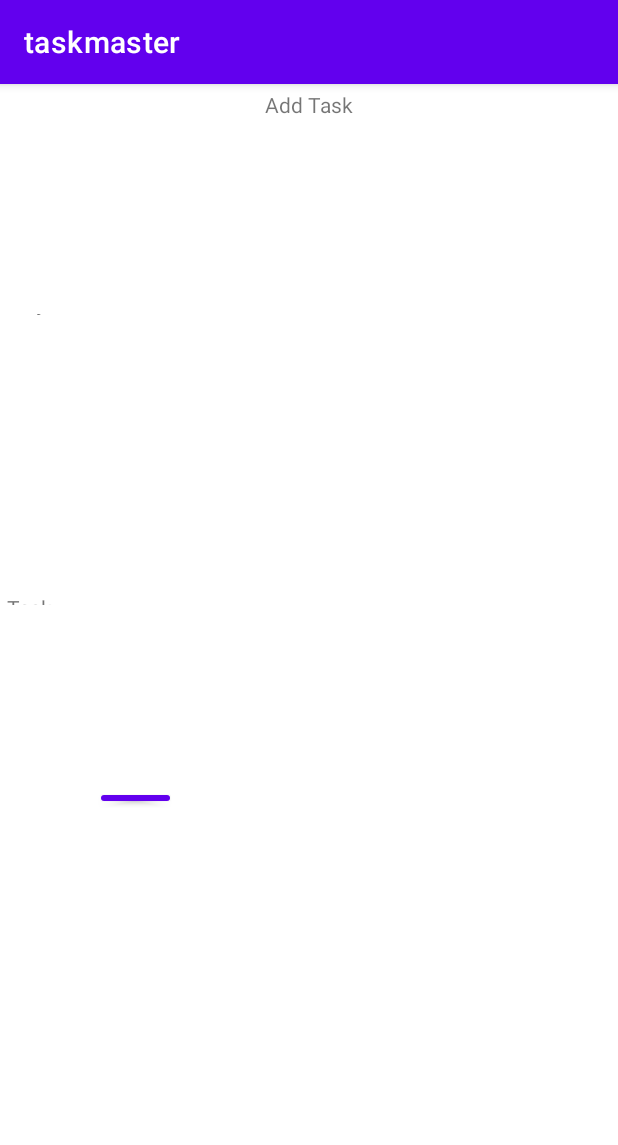
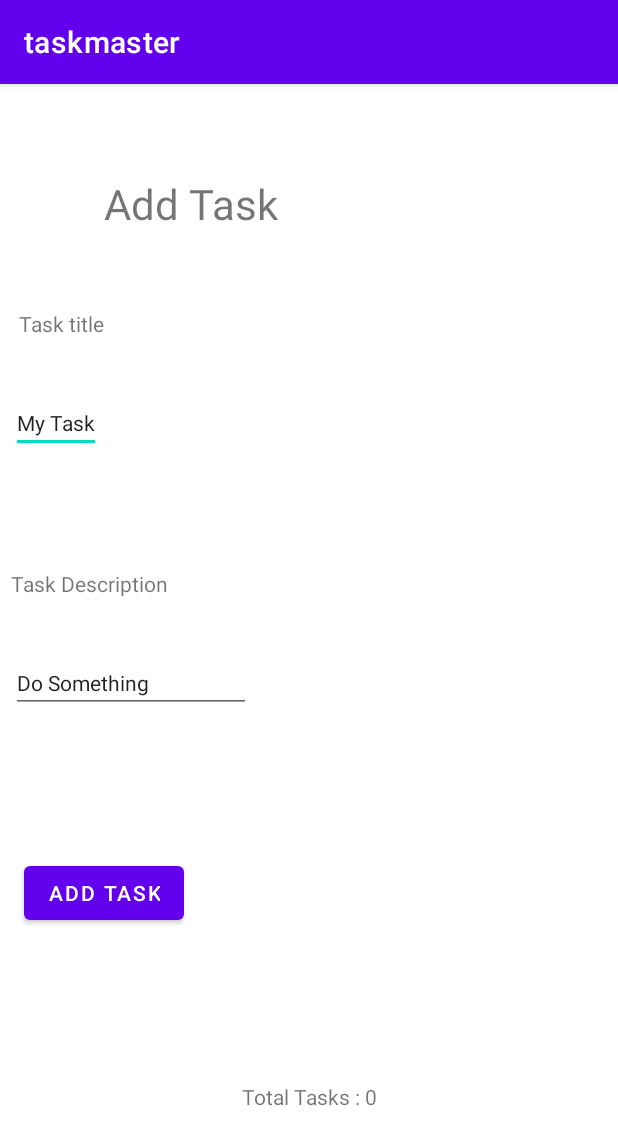
Before and after one commit to Manar-Alzoubi/taskmaster, an Android app: the addTask screen opened directly, with no data from a screen before it, on a phone screen of 412 x 824 dp. Shown: the top 1145 px of the screen. Run offline under Robolectric (Android 15) with nearby library versions, the phone set to English and light mode, and no system bars.

Commit message:
lab26 updated

```diff
--- a/app/src/main/java/com/example/taskmaster/MainActivity.java
+++ b/app/src/main/java/com/example/taskmaster/MainActivity.java
@@ -11,6 +11,8 @@ public class MainActivity extends AppCompatActivity {
 
     private static final String TAG = "MainActivity";
 
+
+
     @Override
     protected void onCreate(Bundle savedInstanceState) {
         super.onCreate(savedInstanceState);
@@ -18,13 +20,13 @@ public class MainActivity extends AppCompatActivity {
 
         Button addTask = findViewById(R.id.button4);
         addTask.setOnClickListener(view -> {
-            Intent addTaskActivity = new Intent(getApplicationContext() , addTask.class);
+            Intent addTaskActivity = new Intent(this , addTask.class);
             startActivity(addTaskActivity);
         });
 
         Button allTask = findViewById(R.id.button5);
         allTask.setOnClickListener(view -> {
-            Intent allTaskActivity = new Intent(getApplicationContext() , allTasks.class);
+            Intent allTaskActivity = new Intent(this , allTasks.class);
             startActivity(allTaskActivity);
         });
     }
--- a/app/src/main/res/layout/activity_add_task.xml
+++ b/app/src/main/res/layout/activity_add_task.xml
@@ -6,78 +6,70 @@
     android:layout_height="match_parent"
     tools:context=".addTask">
 
+
     <TextView
         android:id="@+id/textView5"
-        android:layout_width="38dp"
-        android:layout_height="8dp"
-        android:layout_marginStart="8dp"
-        android:layout_marginTop="8dp"
-        android:layout_marginEnd="8dp"
-        android:layout_marginBottom="8dp"
+        android:layout_width="wrap_content"
+        android:layout_height="wrap_content"
+        android:layout_marginStart="7dp"
         android:text="Task Description"
-        app:layout_constraintBottom_toBottomOf="parent"
-        app:layout_constraintEnd_toStartOf="@+id/textView6"
-        app:layout_constraintHorizontal_bias="0.5"
-        app:layout_constraintStart_toEndOf="@+id/editTextTextPersonName2"
-        app:layout_constraintTop_toTopOf="parent"
-        app:layout_constraintVertical_bias="0.445" />
+        android:textSize="14sp"
+        app:layout_constraintBottom_toTopOf="@+id/editTextTextPersonName2"
+        app:layout_constraintStart_toStartOf="parent"
+        app:layout_constraintTop_toBottomOf="@+id/editTextTextPersonName"
+         />
 
     <TextView
         android:id="@+id/textView3"
         android:layout_width="wrap_content"
         android:layout_height="wrap_content"
-        android:layout_marginStart="16dp"
-        android:layout_marginTop="4dp"
-        android:layout_marginEnd="16dp"
+        android:layout_marginTop="24dp"
+        android:layout_marginBottom="15dp"
         android:text="Add Task"
-        app:layout_constraintEnd_toEndOf="parent"
-        app:layout_constraintHorizontal_bias="0.5"
-        app:layout_constraintStart_toEndOf="@+id/button"
-        app:layout_constraintStart_toStartOf="parent"
+        android:textSize="28sp"
+        app:layout_constraintBottom_toTopOf="@+id/textView4"
+        app:layout_constraintEnd_toEndOf="@+id/textView6"
+        app:layout_constraintHorizontal_bias="0.0"
+        app:layout_constraintStart_toEndOf="@+id/textView4"
         app:layout_constraintTop_toTopOf="parent" />
 
     <TextView
         android:id="@+id/textView4"
-        android:layout_width="38dp"
-        android:layout_height="12dp"
-        android:layout_marginStart="8dp"
-        android:layout_marginEnd="8dp"
+        android:layout_width="wrap_content"
+        android:layout_height="wrap_content"
+
+        android:layout_marginStart="5dp"
         android:text="Task title"
-        app:layout_constraintEnd_toStartOf="@+id/editTextTextPersonName"
-        app:layout_constraintHorizontal_bias="0.172"
-        app:layout_constraintStart_toEndOf="@+id/textView6"
-        app:layout_constraintStart_toStartOf="parent"
-        tools:layout_editor_absoluteY="41dp" />
+        android:textSize="14sp"
+        app:layout_constraintBottom_toTopOf="@+id/editTextTextPersonName"
+        app:layout_constraintStart_toStartOf="@+id/editTextTextPersonName"
+        app:layout_constraintTop_toBottomOf="@+id/textView3" />
 
     <EditText
         android:id="@+id/editTextTextPersonName"
-        android:layout_width="65dp"
-        android:layout_height="11dp"
-        android:layout_marginStart="4dp"
-        android:layout_marginTop="8dp"
-        android:layout_marginBottom="8dp"
-        android:ems="10"
+        android:layout_width="wrap_content"
+        android:layout_height="wrap_content"
+        android:layout_marginStart="7dp"
+        android:layout_marginEnd="5dp"
+        android:layout_marginBottom="41dp"
         android:inputType="textPersonName"
         android:text="My Task"
-        app:layout_constraintBottom_toTopOf="@+id/editTextTextPersonName2"
-        app:layout_constraintEnd_toStartOf="@+id/button"
-        app:layout_constraintHorizontal_bias="0.146"
-        app:layout_constraintStart_toEndOf="@+id/textView4"
+        android:textSize="14sp"
+        app:layout_constraintBottom_toTopOf="@+id/textView5"
+        app:layout_constraintEnd_toEndOf="@+id/editTextTextPersonName2"
+        app:layout_constraintHorizontal_bias="0.0"
         app:layout_constraintStart_toStartOf="parent"
-        app:layout_constraintTop_toBottomOf="@+id/textView4"
-        app:layout_constraintVertical_bias="0.161" />
+        app:layout_constraintTop_toBottomOf="@+id/textView4" />
 
     <Button
         android:id="@+id/button"
-        android:layout_width="46dp"
-        android:layout_height="16dp"
-        android:layout_marginStart="4dp"
-        android:layout_marginTop="12dp"
+        android:layout_width="wrap_content"
+        android:layout_height="wrap_content"
+        android:layout_marginStart="16dp"
+        android:layout_marginBottom="65dp"
         android:text="Add Task"
+        android:textSize="14sp"
         app:layout_constraintBottom_toTopOf="@+id/textView6"
-        app:layout_constraintEnd_toStartOf="@+id/textView3"
-        app:layout_constraintHorizontal_bias="0.5"
-        app:layout_constraintStart_toEndOf="@+id/editTextTextPersonName"
         app:layout_constraintStart_toStartOf="parent"
         app:layout_constraintTop_toBottomOf="@+id/editTextTextPersonName2" />
 
@@ -85,31 +77,26 @@
         android:id="@+id/textView6"
         android:layout_width="wrap_content"
         android:layout_height="wrap_content"
-        android:layout_marginStart="8dp"
-        android:layout_marginEnd="8dp"
+        android:layout_marginBottom="47dp"
         android:text="Total Tasks : 0"
+        android:textSize="14sp"
         app:layout_constraintBottom_toBottomOf="parent"
         app:layout_constraintEnd_toEndOf="parent"
-        app:layout_constraintEnd_toStartOf="@+id/textView4"
-        app:layout_constraintHorizontal_bias="0.57"
-        app:layout_constraintStart_toEndOf="@+id/textView5"
         app:layout_constraintStart_toStartOf="parent"
         app:layout_constraintTop_toBottomOf="@+id/button" />
 
     <EditText
         android:id="@+id/editTextTextPersonName2"
-        android:layout_width="71dp"
-        android:layout_height="11dp"
-        android:layout_marginStart="4dp"
-        android:layout_marginTop="8dp"
-        android:layout_marginEnd="8dp"
+        android:layout_width="wrap_content"
+        android:layout_height="wrap_content"
+        android:layout_marginBottom="60dp"
         android:ems="10"
         android:inputType="textPersonName"
         android:text="Do Something"
+        android:textSize="14sp"
         app:layout_constraintBottom_toTopOf="@+id/button"
-        app:layout_constraintEnd_toEndOf="parent"
-        app:layout_constraintEnd_toStartOf="@+id/textView5"
-        app:layout_constraintHorizontal_bias="0.5"
-        app:layout_constraintStart_toStartOf="parent"
-        app:layout_constraintTop_toBottomOf="@+id/editTextTextPersonName" />
+        app:layout_constraintStart_toStartOf="@+id/textView5"
+        app:layout_constraintTop_toBottomOf="@+id/textView5" />
+
+
 </androidx.constraintlayout.widget.ConstraintLayout>
--- a/app/src/main/res/layout/activity_all_tasks.xml
+++ b/app/src/main/res/layout/activity_all_tasks.xml
@@ -8,27 +8,36 @@
 
     <TextView
         android:id="@+id/textView2"
-        android:layout_width="wrap_content"
-        android:layout_height="wrap_content"
-        android:layout_marginStart="16dp"
-        android:layout_marginTop="16dp"
-        android:layout_marginEnd="16dp"
+        android:layout_width="157dp"
+        android:layout_height="77dp"
         android:text="All Tasks"
+        android:textSize="34dp"
+        android:textAlignment="center"
         app:layout_constraintEnd_toEndOf="parent"
         app:layout_constraintStart_toStartOf="parent"
         app:layout_constraintTop_toTopOf="parent" />
 
     <ImageView
         android:id="@+id/imageView"
-        android:layout_width="69dp"
-        android:layout_height="143dp"
-        android:layout_marginStart="16dp"
-        android:layout_marginTop="16dp"
-        android:layout_marginEnd="16dp"
-        android:layout_marginBottom="8dp"
+        android:layout_width="342dp"
+        android:layout_height="549dp"
         app:layout_constraintBottom_toBottomOf="parent"
         app:layout_constraintEnd_toEndOf="parent"
+        app:layout_constraintHorizontal_bias="0.492"
         app:layout_constraintStart_toStartOf="parent"
         app:layout_constraintTop_toBottomOf="@+id/textView2"
+        app:layout_constraintVertical_bias="0.0"
         app:srcCompat="@drawable/tasks" />
+
+    <Button
+        android:id="@+id/button2"
+        android:layout_width="wrap_content"
+        android:layout_height="wrap_content"
+
+        android:layout_marginTop="16dp"
+        android:text="Back"
+        app:layout_constraintEnd_toEndOf="parent"
+        app:layout_constraintHorizontal_bias="0.498"
+        app:layout_constraintStart_toStartOf="parent"
+        app:layout_constraintTop_toBottomOf="@+id/imageView" />
 </androidx.constraintlayout.widget.ConstraintLayout>
--- a/app/src/main/res/layout/activity_main.xml
+++ b/app/src/main/res/layout/activity_main.xml
@@ -56,6 +56,6 @@
         app:layout_constraintEnd_toEndOf="parent"
         app:layout_constraintStart_toStartOf="parent"
         app:layout_constraintTop_toTopOf="parent"
-        app:srcCompat="@drawable/tasks" />
+        app:srcCompat="@drawable/alltasks" />
 
 </androidx.constraintlayout.widget.ConstraintLayout>
```
Also changed, not shown: 5 other files.
